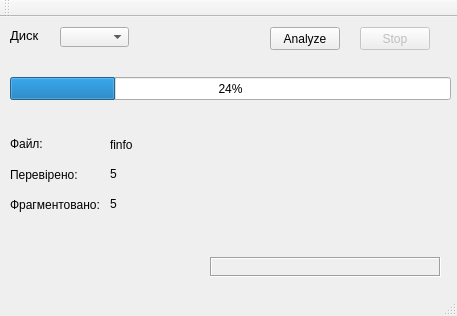
Above: mainwindow.ui from emperor-is-here/Volume-Analyzer before the change. Below: the same form after it.
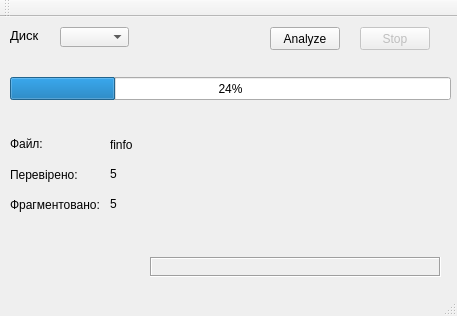
That is the form after the change.

```diff
--- a/mainwindow.ui
+++ b/mainwindow.ui
@@ -77,12 +77,15 @@
    <widget class="QLabel" name="errorLabel">
     <property name="geometry">
      <rect>
-      <x>210</x>
+      <x>150</x>
       <y>240</y>
-      <width>231</width>
+      <width>291</width>
       <height>20</height>
      </rect>
     </property>
+    <property name="styleSheet">
+     <string notr="true">color: rgb(255, 0, 0);</string>
+    </property>
     <property name="frameShape">
      <enum>QFrame::Box</enum>
     </property>
```
